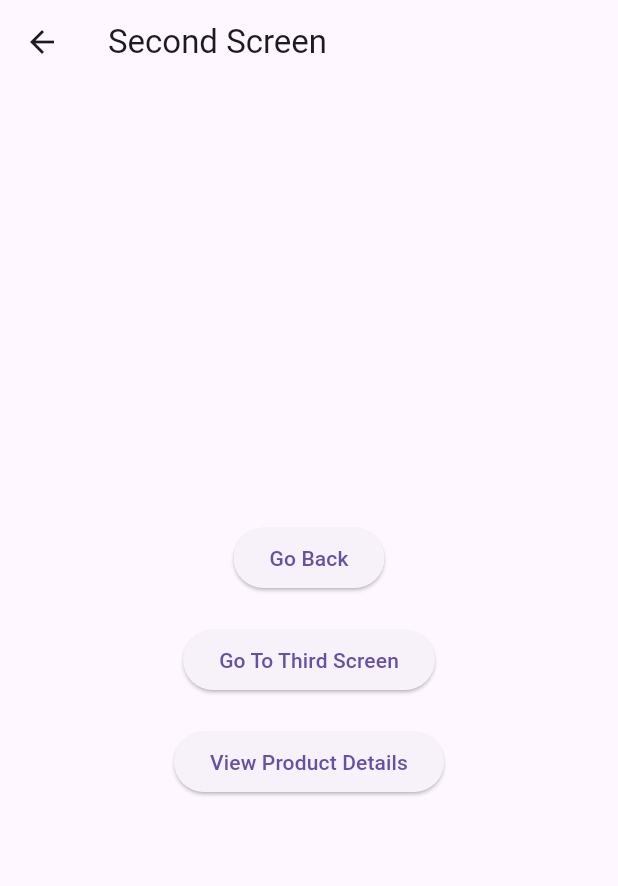
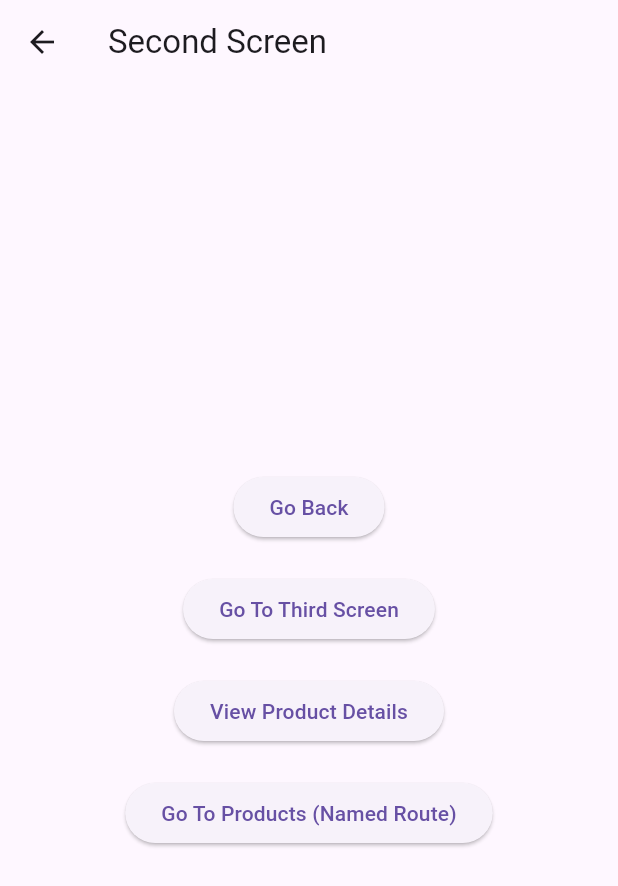
Before and after one commit to ayomi-20/navigation_basics_flutter, a Flutter app: the screen it shows after launch, after a tap on "Go to Second Screen", on a phone screen of 412 x 824 dp. Shown: the top 886 px of the screen. Run offline on Flutter 3.47's test engine with Material 3 defaults, Android fonts, the phone set to English and light mode, and no system bars.

Commit message:
named routes

```diff
--- a/lib/home_screen.dart
+++ b/lib/home_screen.dart
@@ -66,6 +66,15 @@ class SecondScreen extends StatelessWidget {
   child: Text("View Product Details"),
 ),
 
+SizedBox(height: 20),
+
+ElevatedButton(
+  onPressed: () {
+    Navigator.pushNamed(context, '/products');
+  },
+  child: const Text("Go To Products (Named Route)"),
+),
+
           ],
         ),
       ),
--- a/lib/main.dart
+++ b/lib/main.dart
@@ -1,16 +1,19 @@
 import 'package:flutter/material.dart';
 import 'home_screen.dart';
+import 'products_screen.dart';
+import 'settings_screen.dart';
+import 'detail_named_screen.dart';
 
 void main() {
-  runApp(const MyApp());
+  runApp(
+    MaterialApp(
+      initialRoute: '/',
+      routes: {
+        '/': (context) => HomeScreen(),
+        '/products': (context) => ProductsScreen(),
+        '/detail': (context) => DetailNamedScreen(),
+        '/settings': (context) => SettingsScreen(),
+      },
+    ),
+  );
 }
-
- class MyApp extends StatelessWidget {
-   const MyApp({super.key});
-
-   // This widget is the root of your application.
-   @override
-   Widget build(BuildContext context) {
-     return MaterialApp(
-       home: HomeScreen(),
-     );}}
```
Also changed, not shown: lib/detail_named_screen.dart (added, +20 -0 lines), lib/products_screen.dart (added, +20 -0 lines), lib/settings_screen.dart (added, +20 -0 lines), 1 other file.
